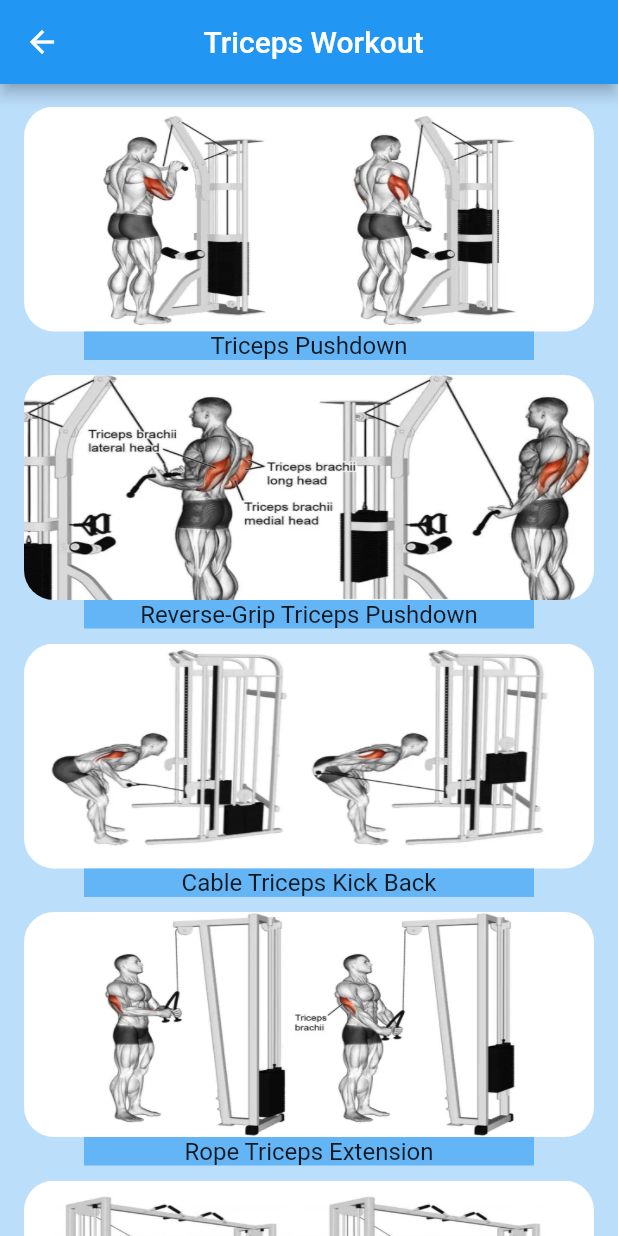
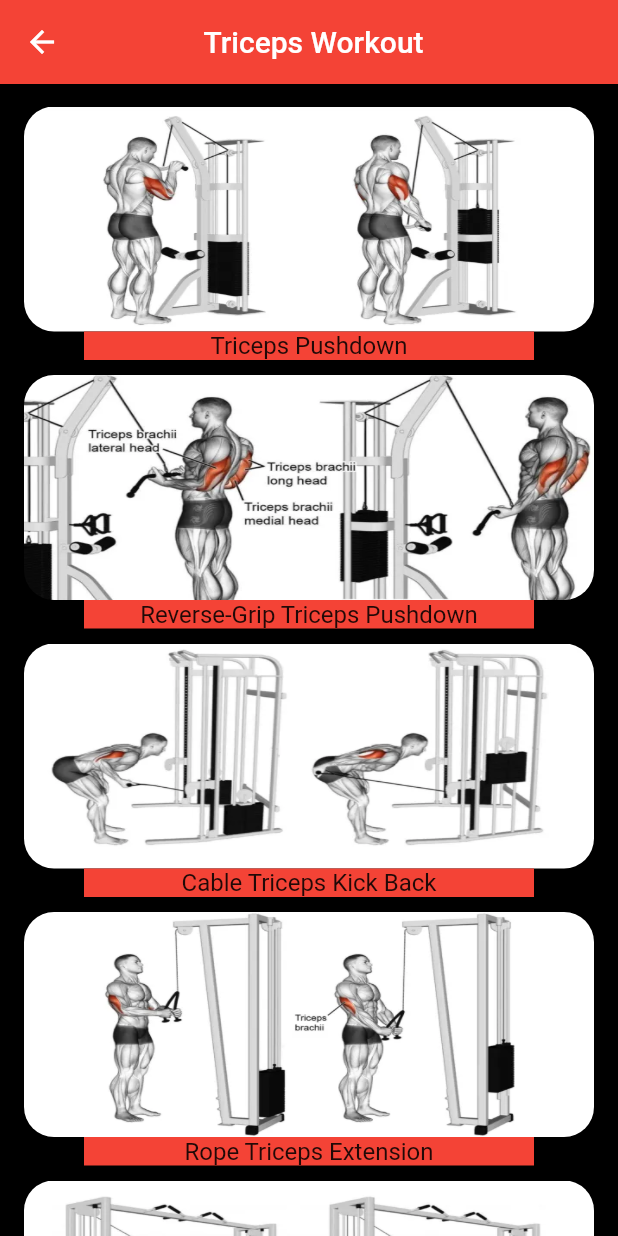
Before and after one commit to Brntpcnr/GYM-BUDDY-APP, a Flutter app: the tricepsWorkout screen opened directly, on a phone screen of 412 x 824 dp. Run offline on Flutter 3.47's test engine with Material 2 defaults, Android fonts, the light colour scheme and no system bars.

Commit message:
GYM Buddy App

```diff
--- a/lib/tricepsWorkout.dart
+++ b/lib/tricepsWorkout.dart
@@ -3,7 +3,7 @@ import 'Progress.dart';
 
 Container workoutNames(String name) {
   return Container(
-    color: Colors.blue[300],
+    color: Colors.red,
     width: 300,
     child: Text(
       "$name",
@@ -25,9 +25,9 @@ class _tricepsWorkoutState extends State<tricepsWorkout> {
   @override
   Widget build(BuildContext context) {
     return Scaffold(
-        backgroundColor: Colors.blue[100],
+        backgroundColor: Colors.black,
         appBar: AppBar(
-          backgroundColor: Colors.blue,
+          backgroundColor: Colors.red,
           title: Center(child: Padding(
             padding: const EdgeInsets.fromLTRB(0, 0, 50, 0),
             child: const Text('Triceps Workout'),
```
